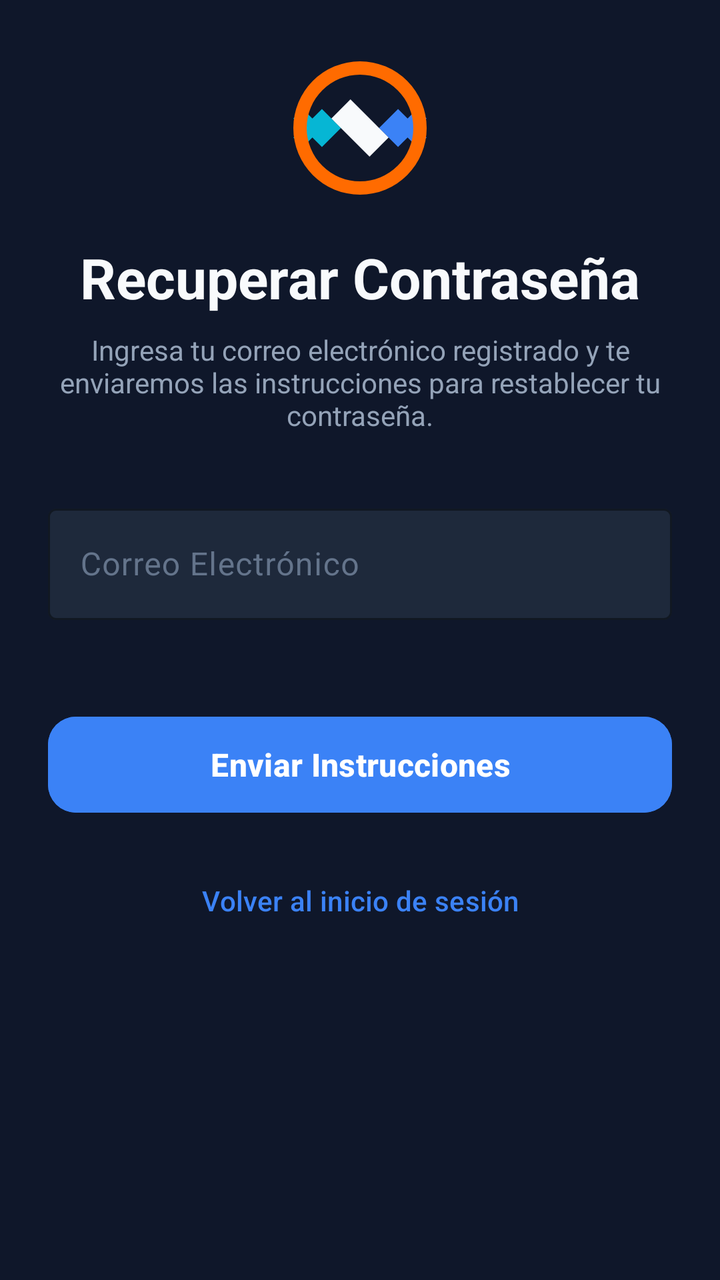
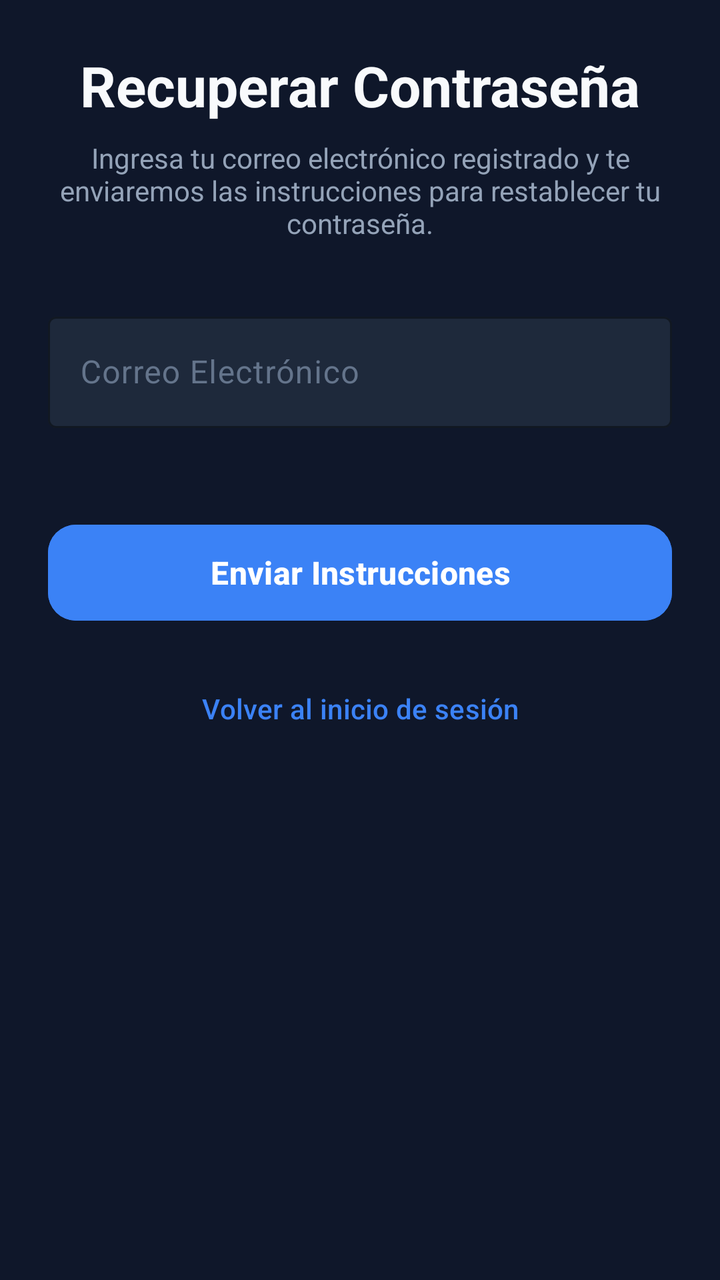

Two renders of the same Android screen: before a commit and after it. Below are the layout's source before the change and the commit's diff.
<!-- AndroidManifest.xml: application theme Theme.FitTrackMobile -->
<!-- res/layout/fragment_recuperar_password.xml -->
<?xml version="1.0" encoding="utf-8"?>
<androidx.core.widget.NestedScrollView xmlns:android="http://schemas.android.com/apk/res/android"
    xmlns:app="http://schemas.android.com/apk/res-auto"
    xmlns:tools="http://schemas.android.com/tools"
    android:layout_width="match_parent"
    android:layout_height="match_parent"
    android:fillViewport="true"
    android:background="@color/bg_dark"
    tools:context=".RecuperarPasswordFragment">

    <androidx.constraintlayout.widget.ConstraintLayout
        android:layout_width="match_parent"
        android:layout_height="wrap_content"
        android:padding="24dp">

        <ImageView
            android:id="@+id/ivRecuperarLogo"
            android:layout_width="80dp"
            android:layout_height="80dp"
            android:contentDescription="@string/app_name"
            android:src="@drawable/ic_fitness_logo"
            app:layout_constraintEnd_toEndOf="parent"
            app:layout_constraintStart_toStartOf="parent"
            app:layout_constraintTop_toTopOf="parent" />

        <com.google.android.material.textview.MaterialTextView
            android:id="@+id/tvRecuperarTitle"
            android:layout_width="wrap_content"
            android:layout_height="wrap_content"
            android:layout_marginTop="16dp"
            android:text="@string/recuperar_title"
            android:textColor="@color/text_light_primary"
            android:textSize="28sp"
            android:textStyle="bold"
            app:layout_constraintEnd_toEndOf="parent"
            app:layout_constraintStart_toStartOf="parent"
            app:layout_constraintTop_toBottomOf="@+id/ivRecuperarLogo" />

        <com.google.android.material.textview.MaterialTextView
            android:id="@+id/tvRecuperarSubtitle"
            android:layout_width="0dp"
            android:layout_height="wrap_content"
            android:layout_marginTop="8dp"
            android:text="@string/recuperar_subtitle"
            android:textAlignment="center"
            android:textColor="@color/text_light_secondary"
            android:textSize="14sp"
            app:layout_constraintEnd_toEndOf="parent"
            app:layout_constraintStart_toStartOf="parent"
            app:layout_constraintTop_toBottomOf="@+id/tvRecuperarTitle" />

        <com.google.android.material.textfield.TextInputLayout
            android:id="@+id/tilEmail"
            style="@style/Widget.Material3.TextInputLayout.OutlinedBox"
            android:layout_width="0dp"
            android:layout_height="wrap_content"
            android:layout_marginTop="32dp"
            android:hint="@string/hint_email"
            android:textColorHint="@color/text_muted"
            app:boxBackgroundColor="@color/surface_dark"
            app:boxStrokeColor="@color/primary_electric"
            app:boxStrokeWidth="1dp"
            app:boxStrokeWidthFocused="2dp"
            app:errorEnabled="true"
            app:hintTextColor="@color/primary_electric"
            app:layout_constraintEnd_toEndOf="parent"
            app:layout_constraintStart_toStartOf="parent"
            app:layout_constraintTop_toBottomOf="@+id/tvRecuperarSubtitle">

            <com.google.android.material.textfield.TextInputEditText
                android:id="@+id/etEmail"
                android:layout_width="match_parent"
                android:layout_height="wrap_content"
                android:inputType="textEmailAddress"
                android:maxLines="1"
                android:textColor="@color/text_light_primary" />
        </com.google.android.material.textfield.TextInputLayout>

        <com.google.android.material.button.MaterialButton
            android:id="@+id/btnEnviar"
            android:layout_width="0dp"
            android:layout_height="56dp"
            android:layout_marginTop="24dp"
            android:backgroundTint="@color/primary_electric"
            android:text="@string/btn_enviar_instrucciones"
            android:textColor="@color/white"
            android:textSize="16sp"
            android:textStyle="bold"
            app:cornerRadius="14dp"
            app:layout_constraintEnd_toEndOf="parent"
            app:layout_constraintStart_toStartOf="parent"
            app:layout_constraintTop_toBottomOf="@+id/tilEmail" />

        <com.google.android.material.button.MaterialButton
            android:id="@+id/btnVolverLogin"
            style="@style/Widget.Material3.Button.TextButton"
            android:layout_width="0dp"
            android:layout_height="56dp"
            android:layout_marginTop="12dp"
            android:text="@string/volver_login"
            android:textColor="@color/primary_electric"
            android:textSize="14sp"
            app:layout_constraintEnd_toEndOf="parent"
            app:layout_constraintStart_toStartOf="parent"
            app:layout_constraintTop_toBottomOf="@+id/btnEnviar" />

    </androidx.constraintlayout.widget.ConstraintLayout>
</androidx.core.widget.NestedScrollView>
<!-- resources referenced by this layout -->
<resources>
  <color name="bg_dark">#FF0F172A</color>
  <color name="primary_electric">#FF3B82F6</color>
  <color name="surface_dark">#FF1E293B</color>
  <color name="text_light_primary">#FFF8FAFC</color>
  <color name="text_light_secondary">#FF94A3B8</color>
  <color name="text_muted">#FF64748B</color>
  <color name="white">#FFFFFFFF</color>
  <!-- drawable ic_fitness_logo (drawable) -->
  <vector xmlns:android="http://schemas.android.com/apk/res/android"
      android:width="120dp"
      android:height="120dp"
      android:viewportWidth="24"
      android:viewportHeight="24">
    <path
        android:fillColor="@color/primary_electric"
        android:pathData="M20.57,14.86L22,13.43L20.57,12L22,10.57L20.57,9.14L19.14,10.57L17.71,9.14L14.86,12L17.71,14.86L19.14,13.43L20.57,14.86Z"/>
    <path
        android:fillColor="@color/accent_cyan"
        android:pathData="M3.43,9.14L2,10.57L3.43,12L2,13.43L3.43,14.86L4.86,13.43L6.29,14.86L9.14,12L6.29,9.14L4.86,10.57L3.43,9.14Z"/>
    <path
        android:fillColor="@color/text_light_primary"
        android:pathData="M7.71,10.57L13.43,16.29L16.29,13.43L10.57,7.71Z"/>
    <path
        android:fillColor="@color/accent_orange"
        android:pathData="M12,2A10,10 0 1,0 22,12A10,10 0 0,0 12,2ZM12,20A8,8 0 1,1 20,12A8,8 0 0,1 12,20Z"/>
  </vector>
  <string name="app_name">FitTrackMobile</string>
  <string name="btn_enviar_instrucciones">Enviar Instrucciones</string>
  <string name="hint_email">Correo Electrónico</string>
  <string name="recuperar_subtitle">Ingresa tu correo electrónico registrado y te enviaremos las instrucciones para restablecer tu contraseña.</string>
  <string name="recuperar_title">Recuperar Contraseña</string>
  <string name="volver_login">Volver al inicio de sesión</string>
  <style name="Theme.FitTrackMobile" parent="Base.Theme.FitTrackMobile" />
  <color name="accent_cyan">#FF06B6D4</color>
  <color name="accent_orange">#FFFF6B00</color>
  <style name="Base.Theme.FitTrackMobile" parent="Theme.Material3.DayNight.NoActionBar">
          <item name="colorPrimary">@color/primary_electric</item>
          <item name="colorOnPrimary">@color/white</item>
          <item name="colorSecondary">@color/accent_orange</item>
          <item name="android:windowBackground">@color/bg_dark</item>
          <item name="colorSurface">@color/surface_dark</item>
          <item name="colorOnSurface">@color/text_light_primary</item>
          <item name="colorOnSurfaceVariant">@color/text_light_secondary</item>
      </style>
</resources>

<!-- the commit's change to res/layout/fragment_recuperar_password.xml (unified diff, before → after) -->
@@ -13,28 +13,17 @@
         android:layout_height="wrap_content"
         android:padding="24dp">
 
-        <ImageView
-            android:id="@+id/ivRecuperarLogo"
-            android:layout_width="80dp"
-            android:layout_height="80dp"
-            android:contentDescription="@string/app_name"
-            android:src="@drawable/ic_fitness_logo"
-            app:layout_constraintEnd_toEndOf="parent"
-            app:layout_constraintStart_toStartOf="parent"
-            app:layout_constraintTop_toTopOf="parent" />
-
         <com.google.android.material.textview.MaterialTextView
             android:id="@+id/tvRecuperarTitle"
             android:layout_width="wrap_content"
             android:layout_height="wrap_content"
-            android:layout_marginTop="16dp"
             android:text="@string/recuperar_title"
             android:textColor="@color/text_light_primary"
             android:textSize="28sp"
             android:textStyle="bold"
             app:layout_constraintEnd_toEndOf="parent"
             app:layout_constraintStart_toStartOf="parent"
-            app:layout_constraintTop_toBottomOf="@+id/ivRecuperarLogo" />
+            tools:layout_editor_absoluteY="120dp" />
 
         <com.google.android.material.textview.MaterialTextView
             android:id="@+id/tvRecuperarSubtitle"
<!-- resource entries referenced after the edit -->
@@ -7,33 +7,12 @@
   <color name="text_light_secondary">#FF94A3B8</color>
   <color name="text_muted">#FF64748B</color>
   <color name="white">#FFFFFFFF</color>
-  <!-- drawable ic_fitness_logo (drawable) -->
-  <vector xmlns:android="http://schemas.android.com/apk/res/android"
-      android:width="120dp"
-      android:height="120dp"
-      android:viewportWidth="24"
-      android:viewportHeight="24">
-    <path
-        android:fillColor="@color/primary_electric"
-        android:pathData="M20.57,14.86L22,13.43L20.57,12L22,10.57L20.57,9.14L19.14,10.57L17.71,9.14L14.86,12L17.71,14.86L19.14,13.43L20.57,14.86Z"/>
-    <path
-        android:fillColor="@color/accent_cyan"
-        android:pathData="M3.43,9.14L2,10.57L3.43,12L2,13.43L3.43,14.86L4.86,13.43L6.29,14.86L9.14,12L6.29,9.14L4.86,10.57L3.43,9.14Z"/>
-    <path
-        android:fillColor="@color/text_light_primary"
-        android:pathData="M7.71,10.57L13.43,16.29L16.29,13.43L10.57,7.71Z"/>
-    <path
-        android:fillColor="@color/accent_orange"
-        android:pathData="M12,2A10,10 0 1,0 22,12A10,10 0 0,0 12,2ZM12,20A8,8 0 1,1 20,12A8,8 0 0,1 12,20Z"/>
-  </vector>
-  <string name="app_name">FitTrackMobile</string>
   <string name="btn_enviar_instrucciones">Enviar Instrucciones</string>
   <string name="hint_email">Correo Electrónico</string>
   <string name="recuperar_subtitle">Ingresa tu correo electrónico registrado y te enviaremos las instrucciones para restablecer tu contraseña.</string>
   <string name="recuperar_title">Recuperar Contraseña</string>
   <string name="volver_login">Volver al inicio de sesión</string>
   <style name="Theme.FitTrackMobile" parent="Base.Theme.FitTrackMobile" />
-  <color name="accent_cyan">#FF06B6D4</color>
   <color name="accent_orange">#FFFF6B00</color>
   <style name="Base.Theme.FitTrackMobile" parent="Theme.Material3.DayNight.NoActionBar">
           <item name="colorPrimary">@color/primary_electric</item>
